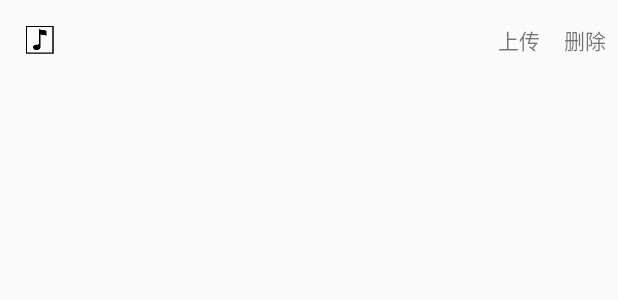
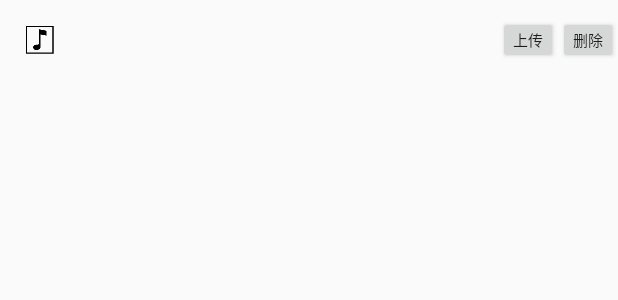
Before and after one commit to guoq1/CallAutoRecord, an Android app: the layout adapter_item.xml on its own in the app's theme, with its tools: preview values and no code run, on a phone screen of 412 x 824 dp. Shown: the top 300 px of the screen. Run offline under Robolectric (Android 15) with nearby library versions, the phone set to English and light mode, and no system bars.

```diff
--- a/app/src/main/res/layout/adapter_item.xml
+++ b/app/src/main/res/layout/adapter_item.xml
@@ -22,18 +22,20 @@
         android:text=""
         android:textColor="#333333" />
 
-    <TextView
+    <Button
         android:id="@+id/tv_upload"
-        android:layout_width="wrap_content"
-        android:layout_height="wrap_content"
-        android:padding="8dp"
-        android:text="上传" />
+        android:layout_width="40dp"
+        android:layout_height="32dp"
+        android:padding="5dp"
+        android:text="上传"
+        android:textSize="10sp" />
 
-    <TextView
+    <Button
         android:id="@+id/tv_del"
-        android:layout_width="wrap_content"
-        android:layout_height="wrap_content"
-        android:padding="8dp"
-        android:text="删除" />
+        android:layout_width="40dp"
+        android:layout_height="32dp"
+        android:padding="5dp"
+        android:text="删除"
+        android:textSize="10sp" />
 
 </LinearLayout>
```
Also changed, not shown: app/src/main/java/com/guoqi/callautorecord/MainActivity.kt (+7 -7 lines), app/src/main/java/com/guoqi/callautorecord/RecordAdapter.kt (+88 -19 lines).
